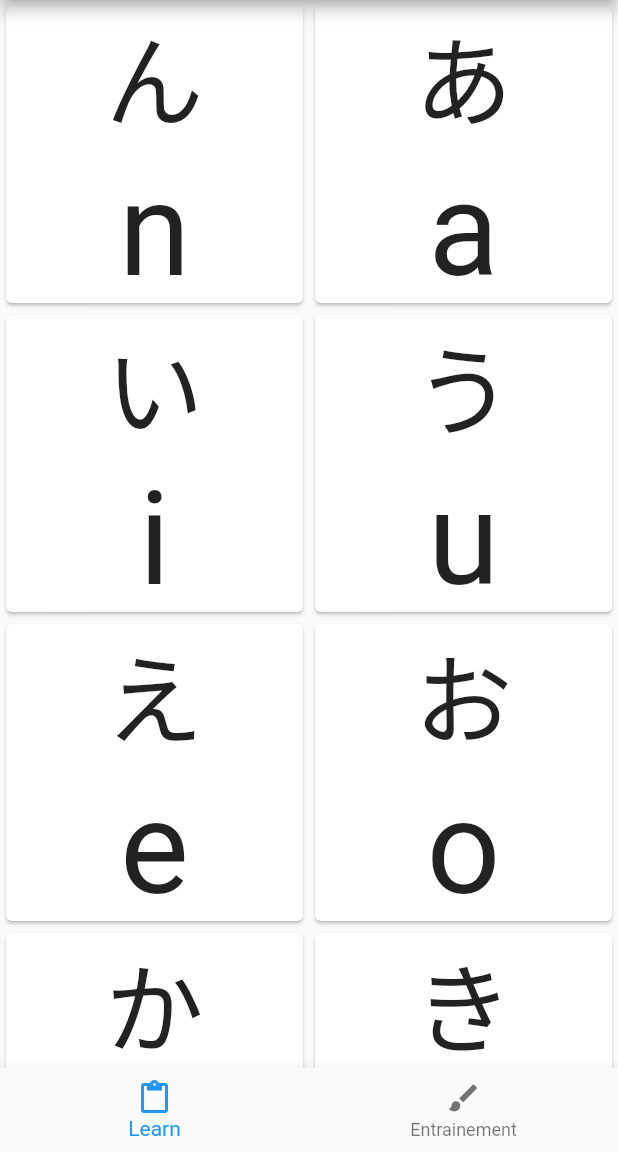
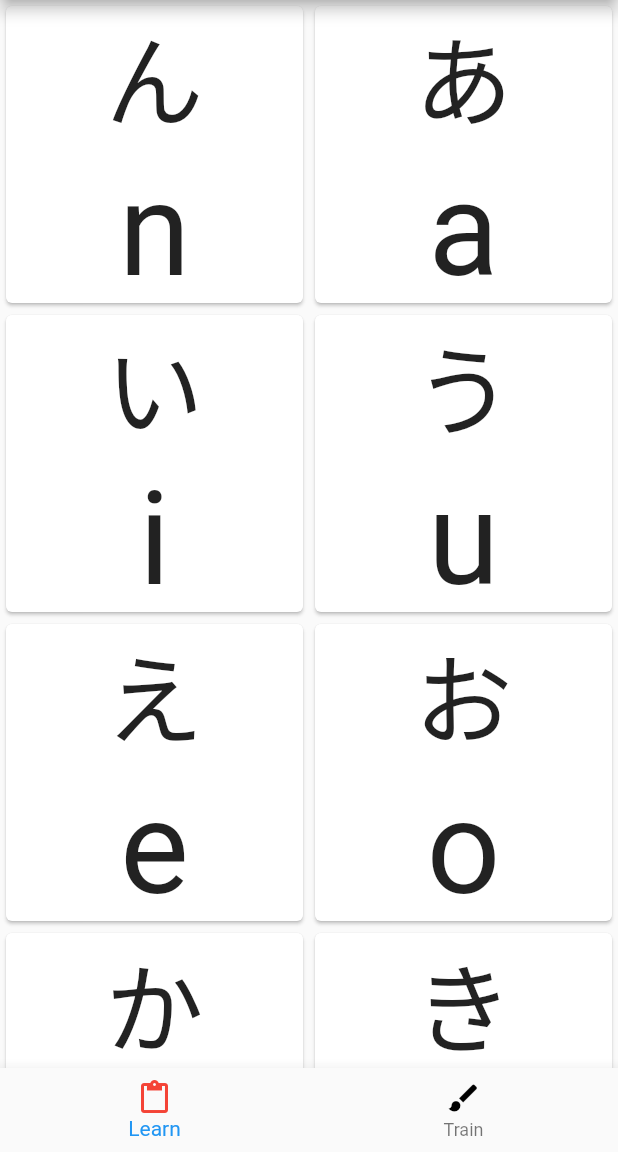
Before and after one commit to sam14032/tp3mobile, a Flutter app: the screen it shows after launch, on a phone screen of 412 x 824 dp, the part 84-1236 px from its top. Run offline on Flutter 3.47's test engine with Material 2 defaults, Android fonts, the phone set to English and light mode, and no system bars.

Commit message:
Need to add language and color change

```diff
--- a/lib/app/components/learning.dart
+++ b/lib/app/components/learning.dart
@@ -2,16 +2,16 @@ import 'package:flutter/material.dart';
 import 'package:tp3/app/hiragana/hiragana.dart';
 
 class Learning {
-  List<Card> learningCardList;
+  List<Card> _learningCardList = new List<Card>();
 
   Learning() {
-    learningCardList = new List<Card>();
-    InitLearningCardList();
+    _initLearningCardList();
   }
 
-  void InitLearningCardList() {
+  void _initLearningCardList() {
+    _learningCardList.clear();
     for (int i = 0; i < Hiraganas.length; i++) {
-      learningCardList.add(new Card(
+      _learningCardList.add(new Card(
         child: Column(
           children: <Widget>[
             Expanded(child: FittedBox(child: Text(Hiraganas.keys.elementAt(i))),),
@@ -21,4 +21,11 @@ class Learning {
       ));
     }
   }
+
+  Widget showCardList(){
+    return GridView.count(
+      crossAxisCount: 2,
+      children: _learningCardList,
+    );
+  }
 }
--- a/lib/app/home/home.dart
+++ b/lib/app/home/home.dart
@@ -1,5 +1,6 @@
 import 'package:flutter/material.dart';
 import 'package:tp3/app/components/learning.dart';
+import 'package:tp3/app/components/training.dart';
 import 'package:tp3/util/random.dart';
 import 'package:tp3/util/strings.dart';
 
@@ -10,12 +11,17 @@ class Home extends StatefulWidget {
   }
 }
 
+const int NB_CHOICE = 3;
+
 class _HomeState extends State<Home> {
-  int index = 0;
+  RandomCard randomCard = new RandomCard();
+  Training training;
+  Learning learning = new Learning();
+  int _index = 0;
 
   @override
   Widget build(BuildContext context) {
-    // TODO: implement build
+    training = new Training(randomCard);
     return Scaffold(
       appBar: AppBar(
         title: Text(Strings.of(context).title),
@@ -24,58 +30,61 @@ class _HomeState extends State<Home> {
           child: Column(
         crossAxisAlignment: CrossAxisAlignment.stretch,
         children: <Widget>[
-          changeAppBody(index),
+          _changeAppBody(_index),
           BottomNavigationBar(
             items: <BottomNavigationBarItem>[
               BottomNavigationBarItem(
-                  icon: Icon(Icons.content_paste),
-                  title: Text(Strings.of(context).learn),
+                  icon: Icon(
+                    Icons.content_paste,
+                    color: _index == 0 ? Colors.red : Colors.black,
+                  ),
+                  title: Text(
+                    Strings.of(context).learn,
+                    style: TextStyle(
+                      color: _index == 0 ? Colors.red : Colors.black,
+                    ),
+                  ),
                   backgroundColor: Colors.white),
               BottomNavigationBarItem(
-                  icon: Icon(Icons.brush),
-                  title: Text("Entrainement"),
+                  icon: Icon(
+                    Icons.brush,
+                    color: _index == 1 ? Colors.red : Colors.black,
+                  ),
+                  title: Text(
+                    Strings.of(context).train,
+                    style: TextStyle(
+                      color: _index == 1 ? Colors.red : Colors.black,
+                    ),
+                  ),
                   backgroundColor: Colors.white),
             ],
-            onTap: changeAppState,
+            onTap: _onClickChangeAppState,
           )
         ],
       )),
     );
   }
 
-  void changeAppState(int index) {
+  void _onClickChangeAppState(int index) {
     setState(() {
-      this.index = index;
+      _index = index;
     });
   }
 
-  Widget changeAppBody(int index) {
-    if (index == 0) {
-      return Expanded(
-        child: GridView.count(
-          crossAxisCount: 2,
-          children: new Learning().learningCardList,
-        ),
-      );
-    } else {
-      return Expanded(
-          child: Column(children: <Widget>[
-        Expanded(
-            child: GridView.count(
-          crossAxisCount: 1,
-          children: <Widget>[new RandomCard().pick()],
-        )),
-        Row(children: <Widget>[Expanded(
-            child: RaisedButton(
-              child: Text("A"),
-            )),]),Row(children: <Widget>[Expanded(
-            child: RaisedButton(
-              child: Text("A"),
-            )),]),Row(children: <Widget>[Expanded(
-            child: RaisedButton(
-              child: Text("A"),
-            )),])
-      ]));
-    }
+  Widget _changeAppBody(int index) {
+    return Expanded(
+      child: IndexedStack(
+        index: _index,
+        children: <Widget>[_showLearningBody(), _showTrainingBody()],
+      ),
+    );
+  }
+
+  Widget _showLearningBody() {
+    return learning.showCardList();
+  }
+
+  Widget _showTrainingBody() {
+    return training;
   }
 }
--- a/lib/util/random.dart
+++ b/lib/util/random.dart
@@ -3,21 +3,37 @@ import 'dart:math';
 import 'package:flutter/material.dart';
 import 'package:tp3/app/hiragana/hiragana.dart';
 
+const NB_BUTTONS = 3;
+
 class RandomCard {
-  int index;
+  int _index;
+  List<String> _buttonList = new List();
 
-  Card pick() {
-    int index = new Random().nextInt(Hiraganas.length - 1);
+  int _getRandomIndex() {
+    return new Random().nextInt(Hiraganas.length - 1);
+  }
+
+  Card pickCard() {
+    _index = _getRandomIndex();
+    _buttonList.clear();
+    _buttonList.add(Hiraganas[Hiraganas.keys.elementAt(_index)]);
     return new Card(
-      child: Column(
-        crossAxisAlignment: CrossAxisAlignment.stretch,
-        mainAxisSize: MainAxisSize.max,
-        children: <Widget>[
-          Expanded(
-            child: FittedBox(child: Text(Hiraganas.keys.elementAt(index))),
-          )
-        ],
-      ),
+        child: Column(
+          mainAxisSize: MainAxisSize.max,
+          children: <Widget>[
+            Expanded(child: FittedBox(child: Text(Hiraganas.keys.elementAt(_index))) ,)
+          ],
+        )
     );
   }
+
+  String getWinningAnswer() {
+    return Hiraganas[Hiraganas.keys.elementAt(_index)];
+  }
+
+  List<String> pickButtonTextList() {
+    for (int i = 1; i < NB_BUTTONS; i++)
+      _buttonList.add(Hiraganas[Hiraganas.keys.elementAt(_getRandomIndex())]);
+    return _buttonList;
+  }
 }
```
Also changed, not shown: lib/app/components/baseCard.dart (deleted, +0 -16 lines), lib/app/components/training.dart (added, +118 -0 lines).
